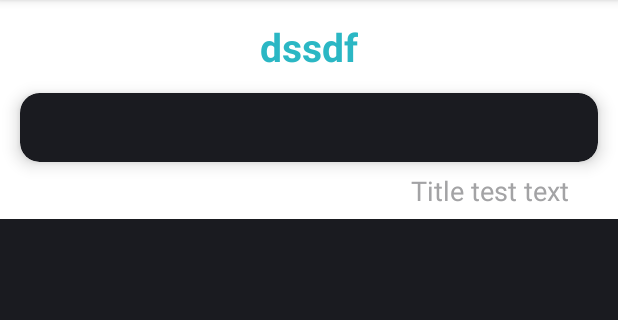
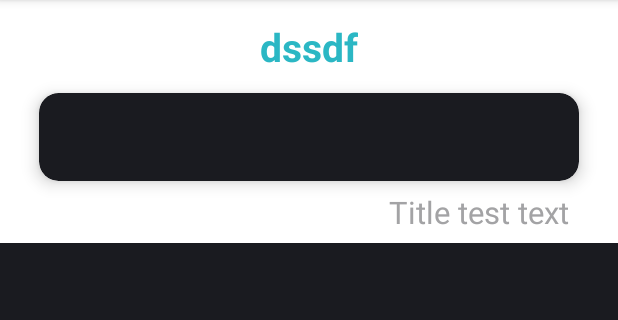
Before and after one commit to amjadislam/SMART-SERVE-WATCH, an Android app: the layout waiter_message_list_item.xml on its own in the app's theme, with its tools: preview values and no code run, on a phone screen of 412 x 824 dp, the part 84-404 px from its top. Run offline under Robolectric (Android 15) with nearby library versions, the phone set to English and light mode, and no system bars.

Commit message:
increase font size of notification message and date

```diff
--- a/wear/src/main/java/com/smartserve/watchapp/Views/Services/FCMService.kt
+++ b/wear/src/main/java/com/smartserve/watchapp/Views/Services/FCMService.kt
@@ -57,9 +57,9 @@ class FCMService : FirebaseMessagingService() {
                 ((applicationContext as SmartServeWatchApp).getCurrentActivity() as MainActivity).getCurrentFragment()
             if (fragment is NotificationFragment || fragment is PaidBillFragment || fragment is WaiterListFragment) {
                 EventBus.getDefault().post("")
-            }else{
-                sendNotification()
             }
+
+            sendNotification()
 
         }
 
--- a/wear/src/main/java/com/smartserve/watchapp/Views/fragments/BaseFragment.kt
+++ b/wear/src/main/java/com/smartserve/watchapp/Views/fragments/BaseFragment.kt
@@ -28,6 +28,7 @@ abstract class BaseFragment(layoutId: Int) : Fragment(layoutId) {
     override fun onCreate(savedInstanceState: Bundle?) {
         super.onCreate(savedInstanceState)
         dialog = DialogUtils.getProgressDialog(requireContext())
+
     }
 
 
--- a/wear/src/main/java/com/smartserve/watchapp/Views/fragments/NotificationFragment.kt
+++ b/wear/src/main/java/com/smartserve/watchapp/Views/fragments/NotificationFragment.kt
@@ -38,9 +38,9 @@ class NotificationFragment : BaseFragment(R.layout.fragment_notification),
                 it.getContentIfNotHandled()?.let {
                     notifications.clear()
                     notifications.addAll(it.data)
+                    notificationAdapter?.notifyDataSetChanged()
                     if (notifications.isNullOrEmpty().not()) {
                         placeholder.gone()
-                        notificationAdapter?.notifyDataSetChanged()
                     }else{
                         placeholder.visible()
                     }
--- a/wear/src/main/res/layout/waiter_message_list_item.xml
+++ b/wear/src/main/res/layout/waiter_message_list_item.xml
@@ -19,22 +19,22 @@
         android:textColor="@color/colorAccent" />
     <androidx.cardview.widget.CardView
         app:cardCornerRadius="@dimen/_10sdp"
-        android:layout_marginRight="@dimen/_10sdp"
+        android:layout_marginRight="@dimen/_20sdp"
         android:layout_marginBottom="@dimen/_5sdp"
         android:layout_marginTop="@dimen/_5sdp"
-        android:layout_marginLeft="@dimen/_10sdp"
+        android:layout_marginLeft="@dimen/_20sdp"
         android:layout_width="match_parent"
         app:cardElevation="@dimen/_5sdp"
         android:layout_height="wrap_content">
         <TextView
             android:id="@+id/tvMessage"
             android:textColor="@color/colorBlack"
-            android:padding="@dimen/_10sdp"
+            android:padding="@dimen/_12sdp"
+            android:textSize="@dimen/_16sdp"
             android:textAlignment="viewStart"
             android:layout_width="match_parent"
             android:layout_height="wrap_content"/>
     </androidx.cardview.widget.CardView>
-
     <RelativeLayout
         android:layout_width="match_parent"
         android:layout_height="wrap_content">
@@ -45,21 +45,18 @@
             android:layout_width="wrap_content"
             android:layout_height="wrap_content"
             android:layout_gravity="center_horizontal"
-           android:textSize="@dimen/_14sdp"
+            android:textSize="@dimen/_16sdp"
             tools:text="Title test text"
             android:layout_marginBottom="@dimen/_5sdp"
             android:textColor="@color/colorGray"
             />
     </RelativeLayout>
-
-
     <RelativeLayout
         android:visibility="gone"
         android:id="@+id/rlRootView"
         android:layout_width="match_parent"
         android:layout_height="match_parent"
         android:clickable="true">
-
         <LinearLayout
             android:layout_width="match_parent"
             android:layout_height="wrap_content"
@@ -69,9 +66,7 @@
             android:paddingRight="@dimen/header_end_padding"
             android:layout_centerVertical="true"
             android:orientation="vertical">
-
             <TextView
-
                 android:layout_width="wrap_content"
                 android:layout_height="wrap_content"
                 android:layout_gravity="center"
@@ -79,9 +74,7 @@
                 android:textSize="30sp"
                 tools:text="dssdf"
                 android:textColor="@color/colorAccent" />
-
             <TextView
-
                 android:layout_width="wrap_content"
                 android:gravity="center"
                 android:layout_height="wrap_content"
@@ -92,6 +85,5 @@
                 android:textColor="@color/colorBlack"
                 tools:text="test message" />
         </LinearLayout>
-
     </RelativeLayout>
 </LinearLayout>
```
Also changed, not shown: wear/src/main/java/com/smartserve/watchapp/Views/adapters/NotificationAdapter.kt (+6 -4 lines). Lines whose indentation alone changed are shown as unchanged.
